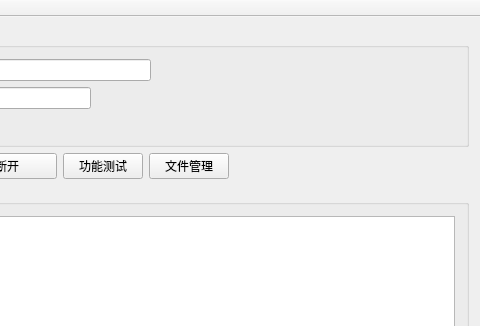
Old version of the form Qt_Remote/client/Qt_Remote.ui in the repository 91xrz/Qt_Remote; both pictures show x 160 to 640 and y 0 to 326 of the 640 by 480 pixel window.
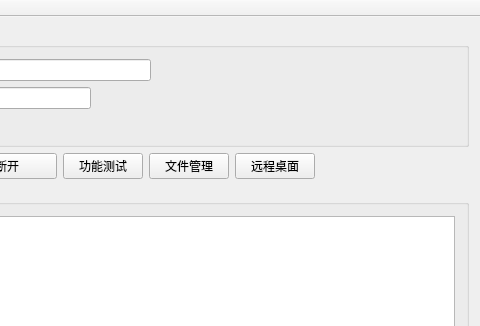
New version of the form.

Commit message: feat(client): add event-driven remote desktop monitoring widget

Patch:
```diff
--- a/Qt_Remote/client/Qt_Remote.ui
+++ b/Qt_Remote/client/Qt_Remote.ui
@@ -120,6 +120,13 @@
         </property>
        </widget>
       </item>
+      <item>
+       <widget class="QPushButton" name="btnRemoteDesktop">
+        <property name="text">
+         <string>远程桌面</string>
+        </property>
+       </widget>
+      </item>
       <item>
        <spacer name="horizontalSpacerActions">
         <property name="orientation">
```
The commit also changes 5 other files.
